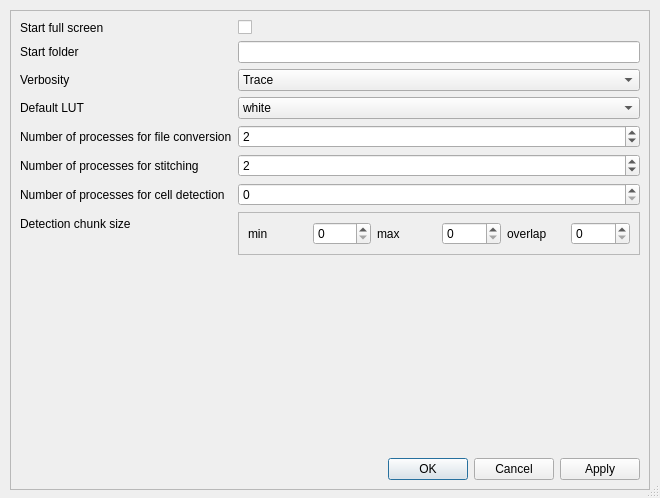
Old version of the form ClearMap/gui/creator/preferences_editor.ui in the repository ClearAnatomics/ClearMap.
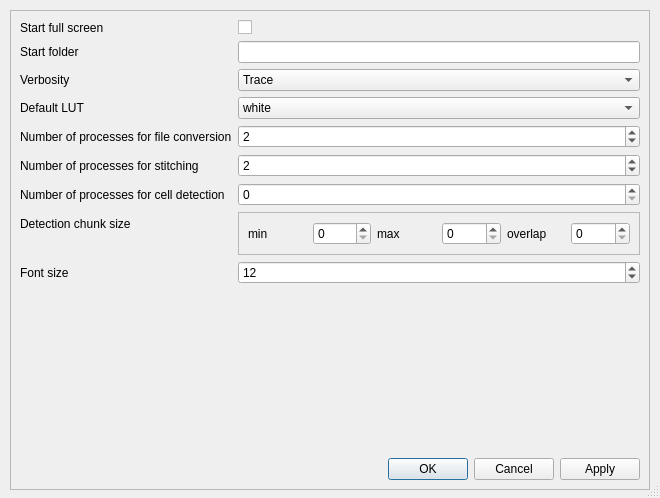
New version of the form.

Diff of the .ui file:
```diff
--- a/ClearMap/gui/creator/preferences_editor.ui
+++ b/ClearMap/gui/creator/preferences_editor.ui
@@ -239,6 +239,23 @@
          </property>
         </widget>
        </item>
+       <item row="12" column="0">
+        <widget class="QLabel" name="label_12">
+         <property name="text">
+          <string>Font size</string>
+         </property>
+        </widget>
+       </item>
+       <item row="12" column="1">
+        <widget class="QSpinBox" name="fontSizeSpinBox">
+         <property name="minimum">
+          <number>-1</number>
+         </property>
+         <property name="value">
+          <number>12</number>
+         </property>
+        </widget>
+       </item>
       </layout>
      </item>
      <item>
```
